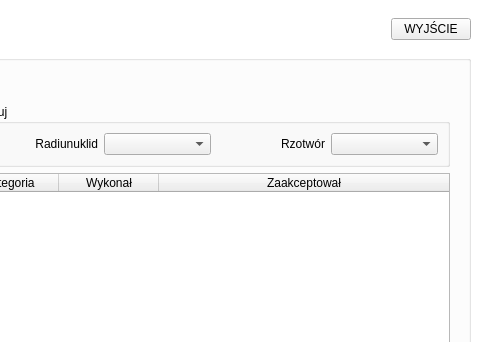
First picture: the form in TripleReg/mainwindow.ui, repository ziemastz/SL, before the edit; both pictures show x 806 to 1286 and y 0 to 342 of the 1286 by 668 pixel window.
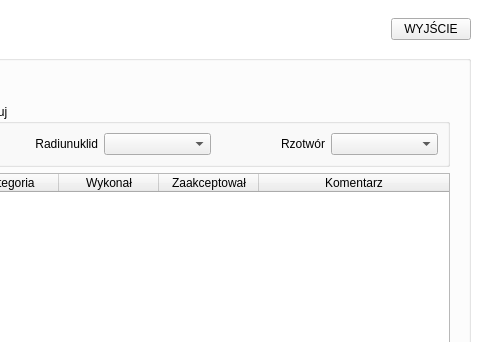
Second picture: the form after the edit. Icons and pictures are not drawn.

Diff of the .ui file:
```diff
--- a/TripleReg/mainwindow.ui
+++ b/TripleReg/mainwindow.ui
@@ -1210,6 +1210,11 @@
                <string>Zaakceptował</string>
               </property>
              </column>
+             <column>
+              <property name="text">
+               <string>Komentarz</string>
+              </property>
+             </column>
             </widget>
            </item>
            <item row="1" column="0" colspan="2">
```
